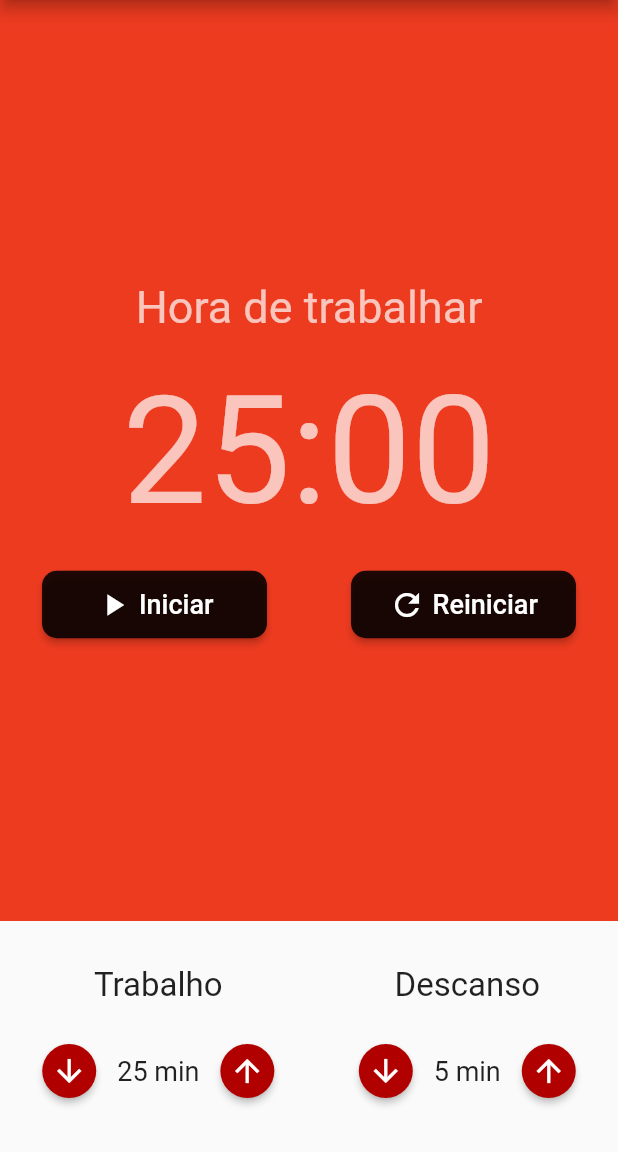
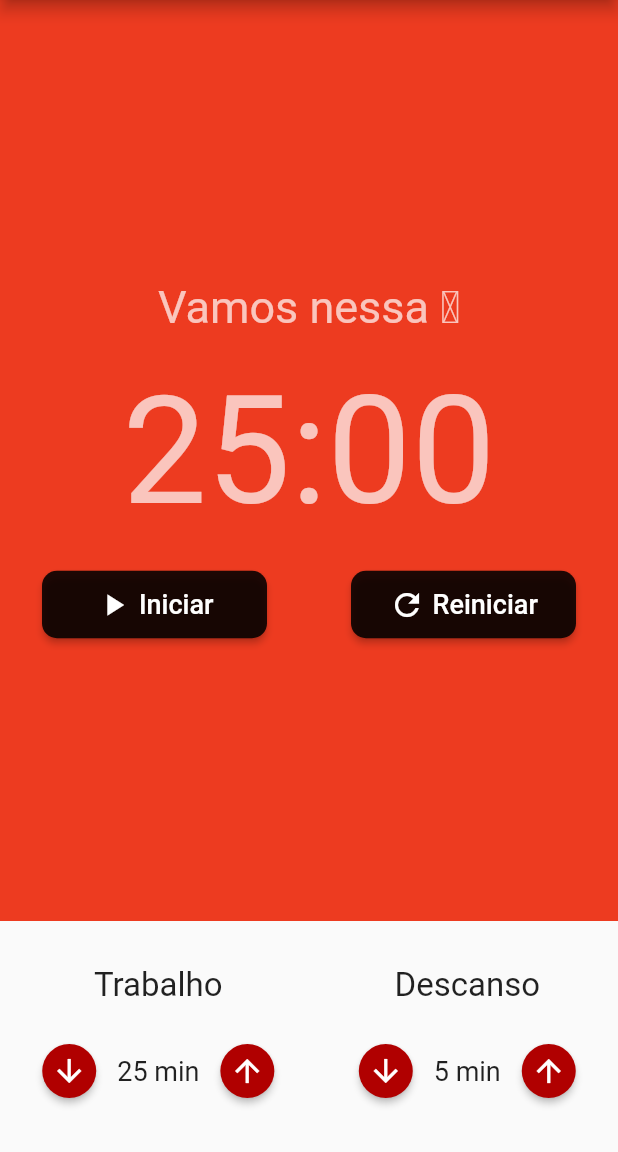
Before and after one commit to TonySilva7/pomodoro-flutter, a Flutter app: the screen it shows after launch, on a phone screen of 412 x 824 dp, the part 84-1236 px from its top. Run offline on Flutter 3.47's test engine with Material 2 defaults, Android fonts, the phone set to English and light mode, and no system bars; our stand-ins replace audioplayers, flutter_mobx, mobx; generated files the repository leaves out were written again.

Commit message:
chore: checkpoint

```diff
--- a/lib/widgets/chronometer.dart
+++ b/lib/widgets/chronometer.dart
@@ -23,7 +23,9 @@ class Chronometer extends StatelessWidget {
               mainAxisAlignment: MainAxisAlignment.center,
               children: [
                 Text(
-                  store.isWorking() ? 'Hora de trabalhar' : 'Hora de descansar',
+                  store.isWorking()
+                      ? 'Vamos nessa ${String.fromCharCode(0x1F680)}'
+                      : 'Hora de relaxar ${String.fromCharCode(0x2615)}',
                   style: const TextStyle(
                     fontSize: 30,
                     color: Colors.white70,
```
